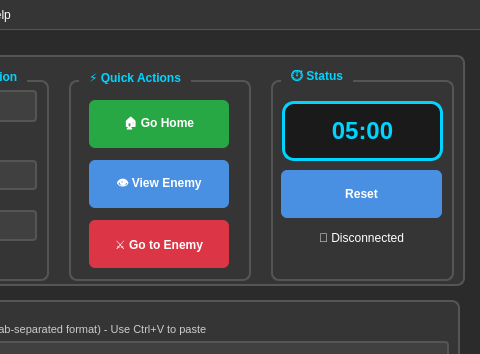
wldfyre/iScoutTool, file iScoutToolModern.ui: the form before one commit; both pictures show x 160 to 640 and y 0 to 354 of the 640 by 880 pixel window.
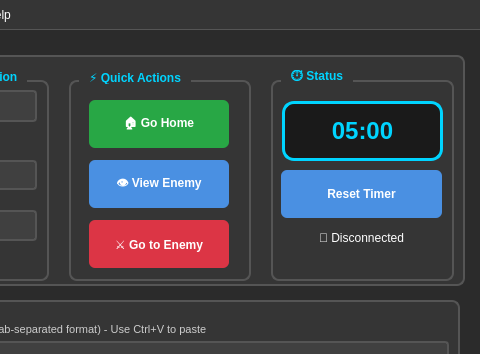
The form after the commit.

Commit message: Fixed the timer reset problem

```diff
--- a/iScoutToolModern.ui
+++ b/iScoutToolModern.ui
@@ -434,7 +434,7 @@
          </rect>
         </property>
         <property name="text">
-         <string>Reset</string>
+         <string>Reset Timer</string>
         </property>
        </widget>
        <widget class="QLabel" name="lblConnectionStatus">
```
Left out of the diff: 2 changed lines with no effect on the pictures. Lines whose indentation alone changed are shown as unchanged. The commit also changes 9 other files.
